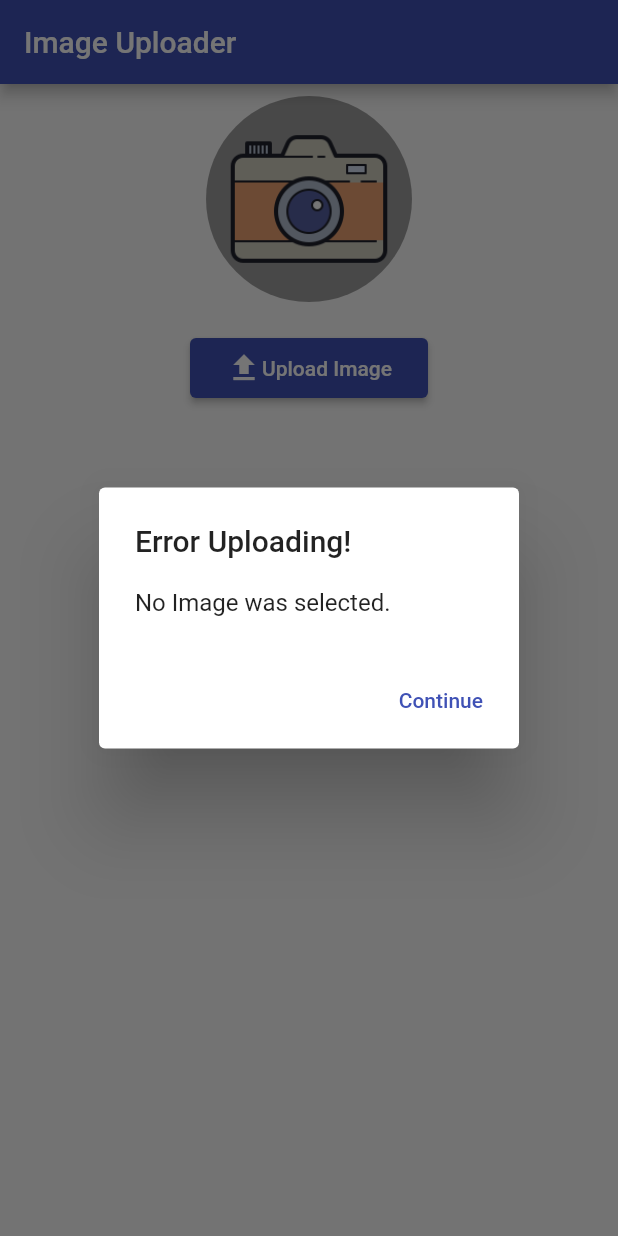
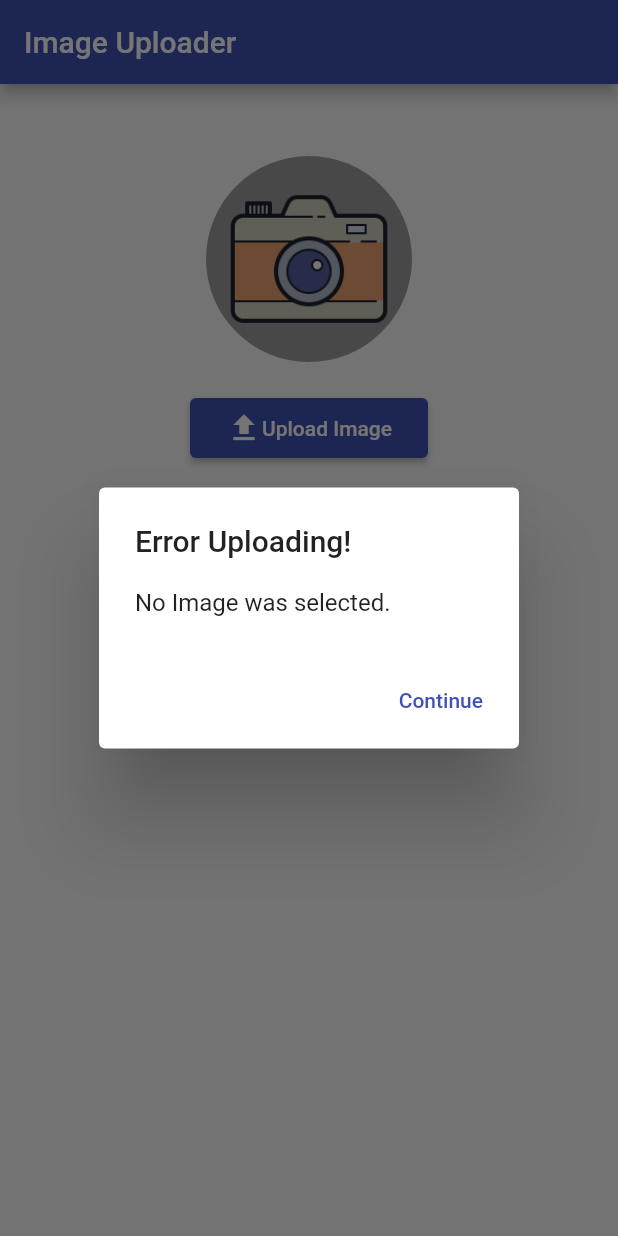
Before and after one commit to justEhmadSaeed/flutter-Image-Picker-and-Uploader, a Flutter app: the screen it shows after launch, after a tap on "Upload Image", on a phone screen of 412 x 824 dp. Run offline on Flutter 3.47's test engine with Material 2 defaults, Android fonts, the phone set to English and light mode, and no system bars; our stand-ins replace image_picker.

Commit message:
👌 IMPROVE: Add size constraint

```diff
--- a/lib/main.dart
+++ b/lib/main.dart
@@ -1,5 +1,5 @@
 import 'dart:convert';
-import 'dart:io' as io;
+import 'dart:io';
 import 'package:flutter/material.dart';
 import 'package:image_picker/image_picker.dart';
 import 'package:http/http.dart' as http;
@@ -31,22 +31,25 @@ class HomePage extends StatefulWidget {
 
 class _HomePageState extends State<HomePage> {
   final ImagePicker _picker = ImagePicker();
-  PickedFile _image;
+  File _image;
   bool uploadStatus = false;
 
   _imageFromCamera() async {
-    final PickedFile image =
+    final PickedFile pickedImage =
         await _picker.getImage(source: ImageSource.camera, imageQuality: 50);
+    final File fileImage = File(pickedImage.path);
     setState(() {
-      _image = image;
+      _image = fileImage;
     });
   }
 
   _imageFromGallery() async {
-    final PickedFile image =
+    final PickedFile pickedImage =
         await _picker.getImage(source: ImageSource.gallery, imageQuality: 50);
+    final File fileImage = File(pickedImage.path);
+
     setState(() {
-      _image = image;
+      _image = fileImage;
     });
   }
 
@@ -56,6 +59,13 @@ class _HomePageState extends State<HomePage> {
           context: context,
           title: "Error Uploading!",
           content: "No Image was selected.");
+      return;
+    }
+    if (_image.lengthSync() > 100000) {
+      showAlertDialog(
+          context: context,
+          title: "Error Uploading!",
+          content: "Image Size should be less than 100KB.");
       return;
     }
     setState(() {
@@ -101,7 +111,9 @@ class _HomePageState extends State<HomePage> {
                     strokeWidth: 7,
                   ),
                 )
-              : Column(
+              : Padding(
+                  padding: const EdgeInsets.only(top: 40),
+                  child: Column(
                     mainAxisAlignment: MainAxisAlignment.start,
                     crossAxisAlignment: CrossAxisAlignment.center,
                     children: [
@@ -114,7 +126,7 @@ class _HomePageState extends State<HomePage> {
                           radius: MediaQuery.of(context).size.width / 6,
                           backgroundColor: Colors.grey,
                           backgroundImage: _image != null
-                            ? FileImage(io.File(_image.path))
+                              ? FileImage(_image)
                               : AssetImage('assets/camera_img.png'),
                         ),
                       ),
@@ -140,6 +152,7 @@ class _HomePageState extends State<HomePage> {
                   ),
                 ),
         ),
+      ),
     );
   }
 }
```
Lines whose indentation alone changed are shown as unchanged.
